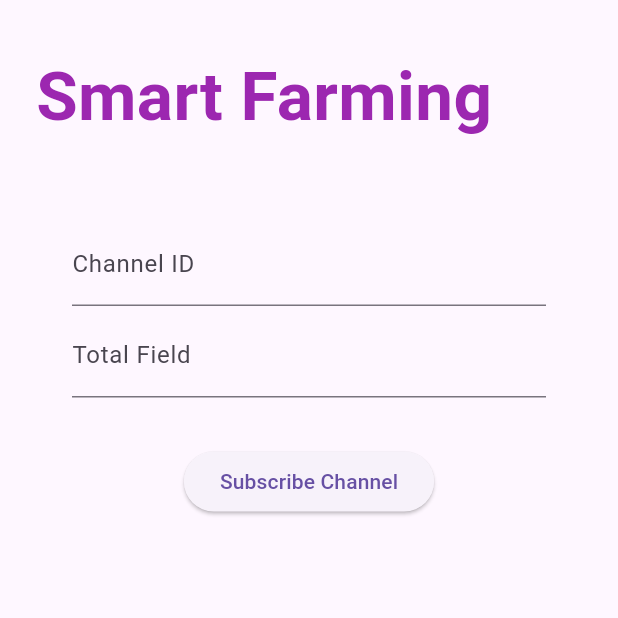
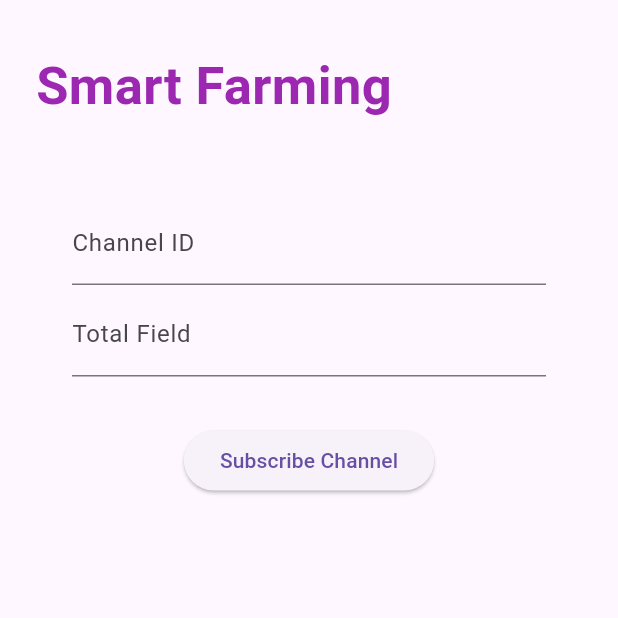
Before and after one commit to sidratulpunno/GeminiThingspeakFLutter, a Flutter app: the TpSub screen opened by its route, after a tap on the "logout" icon, on a phone screen of 412 x 824 dp, the top half of it. Run offline on Flutter 3.47's test engine with Material 3 defaults, Android fonts, the phone set to English and light mode, and no system bars; our stand-ins replace google_generative_ai, shared_preferences; accounts and stored records are empty.

Commit message:
Added all the sensors

```diff
--- a/lib/pages/gemini.dart
+++ b/lib/pages/gemini.dart
@@ -2,7 +2,8 @@ import 'package:flutter/material.dart';
 import 'package:google_generative_ai/google_generative_ai.dart';
 import 'package:thingspeak/pages/tp_sub.dart';
 
-const apiKey = 'Gemini Api key'; // Replace with your actual API key
+const apiKey =
+    'AIzaSyDoE107-VUexohs5AvLoktkBAzLObP-nJ0'; // Replace with your actual API key
 
 class GenerativeAIScreen extends StatefulWidget {
   @override
@@ -32,7 +33,7 @@ class _GenerativeAIScreenState extends State<GenerativeAIScreen> {
     });
 
     final prompt =
-        'I am farming ${cropTextController.text}, humidity is $val1 and temperature is 50. Please give me some tips within 200 words.';
+        'I am farming ${cropTextController.text}, temperature is $val1 and humidity is $val2 and soil moisture is $val3 and water level is $val4 and mqtt value is $val5 . Please give me some tips within 300 words like what should i do and what pesticide or fertilizer i should use point by point and don\'t give my data and disclaimer back.';
     final content = [Content.text(prompt)];
 
     try {
@@ -61,7 +62,7 @@ class _GenerativeAIScreenState extends State<GenerativeAIScreen> {
     return Scaffold(
       appBar: AppBar(
         title: Text('Smart Farming Suggestions'),
-        backgroundColor: Colors.purple[600],
+        backgroundColor: Colors.deepPurple,
         foregroundColor: Colors.white,
       ),
       body: Padding(
--- a/lib/pages/tp_sub.dart
+++ b/lib/pages/tp_sub.dart
@@ -180,9 +180,12 @@ class _TpSubState extends State<TpSub> {
       elevation: 10.0,
       onPressed: _loadData,
       icon: Icon(Icons.update),
-      label: Text('Update'),
+      label: const Text(
+        'Update',
+        style: TextStyle(fontSize: 10.0),
+      ),
       foregroundColor: Colors.black,
-      backgroundColor: Colors.purple,
+      backgroundColor: Colors.deepPurple,
     );
   }
 
@@ -191,9 +194,12 @@ class _TpSubState extends State<TpSub> {
       elevation: 10.0,
       onPressed: _control,
       icon: Icon(Icons.control_point),
-      label: Text('Control'),
+      label: const Text(
+        'Control',
+        style: TextStyle(fontSize: 10.0),
+      ),
       foregroundColor: Colors.black,
-      backgroundColor: Colors.purple,
+      backgroundColor: Colors.deepPurple,
     );
   }
 
@@ -202,9 +208,12 @@ class _TpSubState extends State<TpSub> {
       elevation: 10.0,
       onPressed: _gemini,
       icon: Icon(Icons.lightbulb_outline),
-      label: Text('AI Response'),
+      label: const Text(
+        'AI Response',
+        style: TextStyle(fontSize: 10.0, fontWeight: FontWeight.bold),
+      ),
       foregroundColor: Colors.black,
-      backgroundColor: Colors.purple,
+      backgroundColor: Colors.deepPurple,
     );
   }
 }
--- a/lib/widgets/components.dart
+++ b/lib/widgets/components.dart
@@ -36,7 +36,7 @@ class Heading extends StatelessWidget {
               style: TextStyle(
                 color: Colors.purple,
                 fontWeight: FontWeight.bold,
-                fontSize: 45,
+                fontSize: 35,
               ),
             ),
           ),
```
